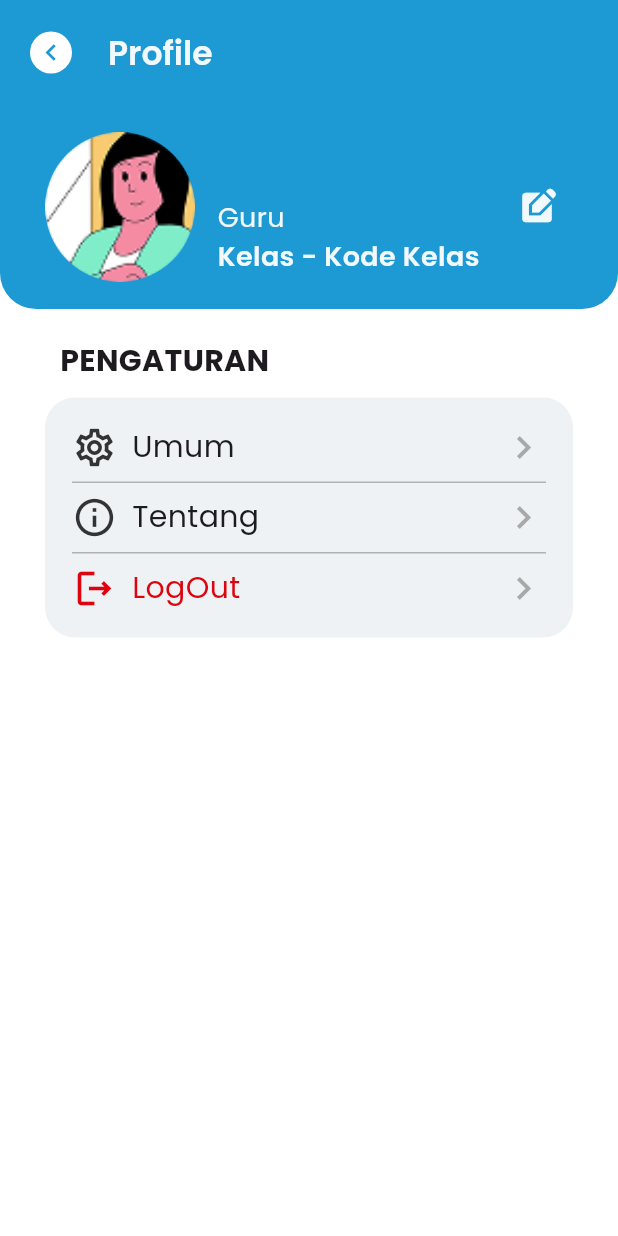
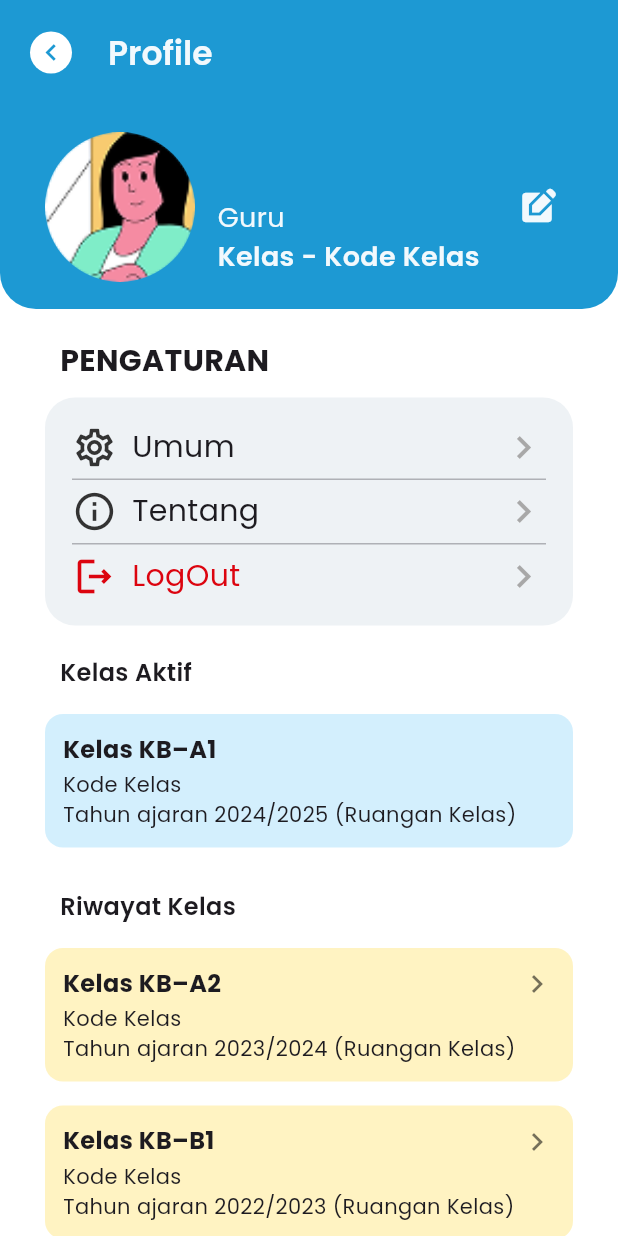
Before and after one commit to MuhammadHelga/kartanary, a Flutter app: the GuruProfilePage screen opened directly with empty values, on a phone screen of 412 x 824 dp. Run offline on Flutter 3.47's test engine with Material 3 defaults, Android fonts, the phone set to English and light mode, and no system bars; our stand-ins replace carousel_slider, cloud_firestore, device_info_plus, file_picker, firebase_auth, firebase_core and 3 more; missing offline and left inert: dart:ffi; accounts and stored records are empty.

Commit message:
update profile guru riwayat

```diff
--- a/lib/guru_pages/guru_create_activity_pages/guru_add_weekly.dart
+++ b/lib/guru_pages/guru_create_activity_pages/guru_add_weekly.dart
@@ -222,9 +222,9 @@ class _AddWeeklyPageState extends State<AddWeeklyPage> {
                     crossAxisAlignment: CrossAxisAlignment.start,
                     children: [
                       Container(
-                        padding: const EdgeInsets.symmetric(horizontal: 8, vertical: 6),
+                        padding: const EdgeInsets.symmetric(horizontal: 10, vertical: 6),
                         decoration: BoxDecoration(
-                          color: AppColors.primary50,
+                          color: AppColors.primary10,
                           borderRadius: BorderRadius.only(
                             topLeft: Radius.circular(6),
                             topRight: Radius.circular(6),
@@ -247,7 +247,7 @@ class _AddWeeklyPageState extends State<AddWeeklyPage> {
                                 decoration: const InputDecoration(
                                   hintText: 'Judul Minggu...',
                                   isDense: true,
-                                  contentPadding: EdgeInsets.symmetric(vertical: 4, horizontal: 8),
+                                  contentPadding: EdgeInsets.symmetric(vertical: 2, horizontal: 5),
                                   border: InputBorder.none,
                                 ),
                                 style: const TextStyle(fontSize: 14),
@@ -259,7 +259,7 @@ class _AddWeeklyPageState extends State<AddWeeklyPage> {
                       // const SizedBox(height: 6),
                       Container(
                         decoration: BoxDecoration(
-                          color: AppColors.primary20, // Warna background deskripsi
+                          color: AppColors.primary5, // Warna background deskripsi
                           borderRadius: BorderRadius.only(
                             bottomLeft: Radius.circular(6),
                             bottomRight: Radius.circular(6),
@@ -267,10 +267,10 @@ class _AddWeeklyPageState extends State<AddWeeklyPage> {
                         ),
                         child: TextField(
                           controller: deskripsiControllers[index],
-                          maxLines: 4,
+                          maxLines: 6,
                           decoration: const InputDecoration(
                             border: InputBorder.none,
-                            contentPadding: EdgeInsets.all(8),
+                            contentPadding: EdgeInsets.all(10),
                             hintText: 'Masukkan deskripsi tema...',
                           ),
                           style: const TextStyle(fontSize: 14),
@@ -325,7 +325,7 @@ class _AddWeeklyPageState extends State<AddWeeklyPage> {
                     ),
                     TextField(
                       controller: pesanGuruController,
-                      maxLines: 4,
+                      maxLines: 6,
                       decoration: const InputDecoration(
                         border: InputBorder.none,
                         contentPadding: EdgeInsets.all(8),
--- a/lib/guru_pages/guru_profile_pages/guru_profile_page.dart
+++ b/lib/guru_pages/guru_profile_pages/guru_profile_page.dart
@@ -6,6 +6,8 @@ import '../../pages/login_page.dart';
 import '../../services/auth_service.dart';
 import 'package:cloud_firestore/cloud_firestore.dart';
 import 'package:firebase_auth/firebase_auth.dart';
+
+
 
 class GuruProfilePage extends StatefulWidget {
   final String role;
@@ -18,27 +20,75 @@ class GuruProfilePage extends StatefulWidget {
 class _GuruProfilePageState extends State<GuruProfilePage> {
   String? _name;
 
+  final List<Kelas> semuaKelas = [
+    Kelas(
+      nama: 'Kelas KB–A1',
+      kode: 'Kode Kelas',
+      tahunAjaran: 'Tahun ajaran 2024/2025 (Ruangan Kelas)',
+      aktif: true,
+    ),
+    Kelas(
+      nama: 'Kelas KB–A2',
+      kode: 'Kode Kelas',
+      tahunAjaran: 'Tahun ajaran 2023/2024 (Ruangan Kelas)',
+    ),
+    Kelas(
+      nama: 'Kelas KB–B1',
+      kode: 'Kode Kelas',
+      tahunAjaran: 'Tahun ajaran 2022/2023 (Ruangan Kelas)',
+    ),
+  ];
+
   @override
   void initState() {
     super.initState();
     _loadUserName();
   }
 
-  // Ambil nama pengguna dari Firestore
   Future<void> _loadUserName() async {
     final user = FirebaseAuth.instance.currentUser;
     if (user != null) {
       final doc =
-          await FirebaseFirestore.instance
-              .collection('users')
-              .doc(user.uid)
-              .get();
+          await FirebaseFirestore.instance.collection('users').doc(user.uid).get();
       if (doc.exists) {
         setState(() {
           _name = doc['name'];
         });
       }
     }
+  }
+
+  Widget buildKelasCard(Kelas kelas) {
+    Color bgColor = kelas.aktif ? Color(0xffD3EFFD) : Color(0xffFFF3C2);
+    return Container(
+      margin: EdgeInsets.symmetric(horizontal: 30, vertical: 8),
+      padding: EdgeInsets.all(12),
+      decoration: BoxDecoration(
+        color: bgColor,
+        borderRadius: BorderRadius.circular(12),
+      ),
+      child: Row(
+        crossAxisAlignment: CrossAxisAlignment.start,
+        children: [
+          Expanded(
+            child: Column(
+              crossAxisAlignment: CrossAxisAlignment.start,
+              children: [
+                Text(
+                  kelas.nama,
+                  style: TextStyle(fontWeight: FontWeight.bold, fontSize: 16),
+                ),
+                SizedBox(height: 2),
+                Text(kelas.kode),
+                Text(kelas.tahunAjaran),
+              ],
+            ),
+          ),
+          if (!kelas.aktif)
+            Icon(Icons.chevron_right, color: Colors.black54),
+        ],
+      )
+    );
   }
 
   @override
@@ -75,17 +125,13 @@ class _GuruProfilePageState extends State<GuruProfilePage> {
               context,
               MaterialPageRoute(
                 builder: (context) => BottomNavbar(role: widget.role),
-              ),
+              )
             );
           },
         ),
         toolbarHeight: 70,
       ),
       body: SafeArea(
-        child: SingleChildScrollView(
-          child: Container(
-            width: double.infinity,
-            // padding: const EdgeInsets.symmetric(horizontal: 16),
           child: Column(
             children: [
               Container(
@@ -96,17 +142,9 @@ class _GuruProfilePageState extends State<GuruProfilePage> {
                     bottomRight: Radius.circular(24),
                   ),
                 ),
-                  padding: const EdgeInsets.symmetric(
-                    horizontal: 10,
-                    vertical: 8,
-                  ),
-                  child: Column(
-                    children: [
-                      Padding(
-                        padding: const EdgeInsets.symmetric(
-                          horizontal: 20,
-                          vertical: 10,
-                        ),
+                padding: const EdgeInsets.symmetric(horizontal: 10, vertical: 8),
+                child: Padding(
+                  padding: const EdgeInsets.symmetric(horizontal: 20, vertical: 10),
                   child: Row(
                     children: [
                       ClipOval(
@@ -141,7 +179,7 @@ class _GuruProfilePageState extends State<GuruProfilePage> {
                             style: TextStyle(
                               fontSize: 18,
                               color: Color(0xffF2F9FD),
-                                    fontWeight: FontWeight.w600
+                              fontWeight: FontWeight.w600,
                             ),
                           ),
                         ],
@@ -154,31 +192,24 @@ class _GuruProfilePageState extends State<GuruProfilePage> {
                           size: 26,
                         ),
                         onPressed: () {
-                                // Navigator.push(
-                                //   context,
-                                //   MaterialPageRoute(
-                                //     builder: (context) => EditProfile(),
-                                //   ),
-                                // );
+                          // Implement edit functionality
                         },
                       ),
                     ],
                   ),
                 ),
-                    ],
               ),
-                ),
-
+              Expanded(
+                child: SingleChildScrollView(
+                  child: Column (
+                    children: [
                       Padding(
                         padding: const EdgeInsets.only(bottom: 10, top: 20, left: 40),
                         child: Align(
                           alignment: Alignment.centerLeft,
                           child: Text(
                             'PENGATURAN',
-                      style: TextStyle(
-                        fontSize: 20,
-                        fontWeight: FontWeight.bold,
-                      ),
+                            style: TextStyle(fontSize: 20, fontWeight: FontWeight.bold),
                           ),
                         ),
                       ),
@@ -188,133 +219,121 @@ class _GuruProfilePageState extends State<GuruProfilePage> {
                           color: Color.fromARGB(255, 238, 242, 245),
                           borderRadius: BorderRadius.all(Radius.circular(20)),
                         ),
-                  padding: const EdgeInsets.symmetric(
-                    horizontal: 18,
-                    vertical: 18,
-                  ),
+                        padding: const EdgeInsets.symmetric(horizontal: 18, vertical: 18),
                         child: Column(
                           children: [
-                      Padding(
-                        padding: const EdgeInsets.only(bottom: 2),
-                        child: InkWell(
+                            buildSettingItem(Icons.settings_outlined, 'Umum'),
+                            buildDivider(),
+                            buildSettingItem(Icons.info_outlined, 'Tentang'),
+                            buildDivider(),
+                            InkWell(
+                              onTap: () async {
+                                await AuthService().logout();
+                                if (!context.mounted) return;
+                                Navigator.pushAndRemoveUntil(
+                                  context,
+                                  MaterialPageRoute(builder: (context) => LoginPage(role: widget.role)),
+                                  (route) => false,
+                                );
+                              },
                               child: Row(
                                 children: [
                                   Padding(
                                     padding: EdgeInsets.only(right: 10),
-                                child: Icon(
-                                  Icons.settings_outlined,
-                                  color: Color(0xff333333),
-                                  size: 30,
+                                    child: Icon(Icons.logout_outlined, color: Color(0xffDC040F), size: 30),
                                   ),
+                                  Text(
+                                    'LogOut',
+                                    style: TextStyle(color: Color(0xffDC040F), fontSize: 20),
                                   ),
-                              Text('Umum', style: TextStyle(fontSize: 20)),
                                   Spacer(),
-                              Icon(
-                                Icons.chevron_right,
-                                color: Color(0xffA8A8A8),
-                                size: 30,
+                                  Icon(Icons.chevron_right, color: Color(0xffA8A8A8), size: 30),
+                                ],
+                              ),
                             ),
                           ],
                         ),
                       ),
+
+                      // Kelas Aktif
+                      Padding(
+                        padding: const EdgeInsets.only(top: 20, bottom: 8, left: 40),
+                        child: Align(
+                          alignment: Alignment.centerLeft,
+                          child: Text(
+                            'Kelas Aktif',
+                            style: TextStyle(fontSize: 16, fontWeight: FontWeight.w600),
                           ),
-                      SizedBox(
-                        child: Padding(
+                        ),
+                      ),
+                      ...semuaKelas
+                        .where((kelas) => kelas.aktif)
+                        .map((kelas) => buildKelasCard(kelas))
+                        .toList(),
+
+                      // Riwayat Kelas
+                      Padding(
+                        padding: const EdgeInsets.only(top: 20, bottom: 8, left: 40),
+                        child: Align(
+                          alignment: Alignment.centerLeft,
+                          child: Text(
+                            'Riwayat Kelas',
+                            style: TextStyle(fontSize: 16, fontWeight: FontWeight.w600),
+                          ),
+                        ),
+                      ),
+                      ...semuaKelas
+                        .where((kelas) => !kelas.aktif)
+                        .map((kelas) => buildKelasCard(kelas))
+                        .toList(),
+                  ],
+                ),
+              ),
+            )
+          ]
+        ),
+      )
+    );
+  }
+
+  Widget buildSettingItem(IconData icon, String label) {
+    return InkWell(
+      child: Row(
+        children: [
+          Padding(
+            padding: EdgeInsets.only(right: 10),
+            child: Icon(icon, color: Color(0xff333333), size: 30),
+          ),
+          Text(label, style: TextStyle(fontSize: 20)),
+          Spacer(),
+          Icon(Icons.chevron_right, color: Color(0xffA8A8A8), size: 30),
+        ],
+      ),
+    );
+  }
+
+  Widget buildDivider() {
+    return Padding(
       padding: const EdgeInsets.symmetric(vertical: 6),
       child: Container(
         color: Color(0xffAFB1B6),
         width: double.infinity,
         height: 1,
       ),
-                        ),
-                      ),
-                      Padding(
-                        padding: const EdgeInsets.symmetric(vertical: 2),
-                        child: InkWell(
-                          child: Row(
-                            children: [
-                              Padding(
-                                padding: EdgeInsets.only(right: 10),
-                                child: Icon(
-                                  Icons.info_outlined,
-                                  color: Color(0xff333333),
-                                  size: 30,
-                                ),
-                              ),
-                              Text('Tentang', style: TextStyle(fontSize: 20)),
-                              Spacer(),
-                              Icon(
-                                Icons.chevron_right,
-                                color: Color(0xffA8A8A8),
-                                size: 30,
-                              ),
-                            ],
-                          ),
-                        ),
-                      ),
-                      SizedBox(
-                        child: Padding(
-                          padding: const EdgeInsets.symmetric(vertical: 6),
-                          child: Container(
-                            color: Color(0xffAFB1B6),
-                            width: double.infinity,
-                            height: 1,
-                          ),
-                        ),
-                      ),
-                      Padding(
-                        padding: const EdgeInsets.only(top: 2),
-                        child: InkWell(
-                          onTap: () async {
-                            await AuthService().logout();
-
-                            if (!context.mounted)
-                              return; // Pastikan context masih aman digunakan
-
-                            Navigator.pushAndRemoveUntil(
-                              context,
-                              MaterialPageRoute(
-                                builder:
-                                    (context) => LoginPage(role: widget.role),
-                              ),
-                              (route) => false, // Hapus semua rute sebelumnya
-                            );
-                          },
-                          child: Row(
-                            children: [
-                              Padding(
-                                padding: EdgeInsets.only(right: 10),
-                                child: Icon(
-                                  Icons.logout_outlined,
-                                  color: Color(0xffDC040F),
-                                  size: 30,
-                                ),
-                              ),
-                              Text(
-                                'LogOut',
-                                style: TextStyle(
-                                  color: Color(0xffDC040F),
-                                  fontSize: 20,
-                                ),
-                              ),
-                              Spacer(),
-                              Icon(
-                                Icons.chevron_right,
-                                color: Color(0xffA8A8A8),
-                                size: 30,
-                              ),
-                            ],
-                          ),
-                        ),
-                      ),
-                    ],
-                  ),
-                ),
-              ],
-            ),
-          ),
-        ),
-      ),
     );
   }
 }
+
+class Kelas {
+  final String nama;
+  final String kode;
+  final String tahunAjaran;
+  final bool aktif;
+
+  Kelas({
+    required this.nama,
+    required this.kode,
+    required this.tahunAjaran,
+    this.aktif = false,
+  });
+}
```
Lines whose indentation alone changed are shown as unchanged.
